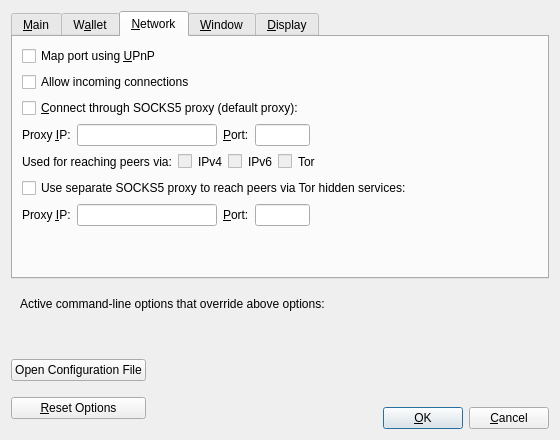
Old version of the form src/qt/forms/optionsdialog.ui in the repository experiencecoin/experiencecoin_legacy.
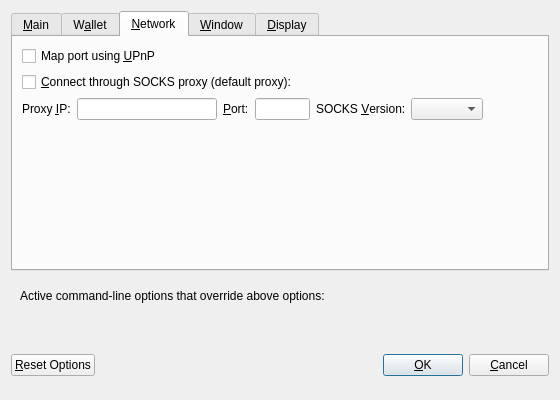
New version of the form. The open tabs and pages were chosen to show the change. Custom widgets are drawn as their Qt base class.

Diff of the .ui file:
```diff
--- a/src/qt/forms/optionsdialog.ui
+++ b/src/qt/forms/optionsdialog.ui
@@ -7,7 +7,7 @@
     <x>0</x>
     <y>0</y>
     <width>560</width>
-    <height>440</height>
+    <height>400</height>
    </rect>
   </property>
   <property name="windowTitle">
@@ -196,23 +196,13 @@
          </property>
         </widget>
        </item>
-       <item>
-        <widget class="QCheckBox" name="allowIncoming">
-         <property name="toolTip">
-          <string>Accept connections from outside</string>
-         </property>
-         <property name="text">
-          <string>Allow incoming connections</string>
-         </property>
-        </widget>
-       </item>
        <item>
         <widget class="QCheckBox" name="connectSocks">
          <property name="toolTip">
           <string>Connect to the  network through a SOCKS5 proxy.</string>
          </property>
          <property name="text">
-          <string>&amp;Connect through SOCKS5 proxy (default proxy):</string>
+          <string>&amp;Connect through SOCKS proxy (default proxy):</string>
          </property>
         </widget>
        </item>
@@ -282,6 +272,26 @@
            </property>
           </widget>
          </item>
+         <item>
+          <widget class="QLabel" name="socksVersionLabel">
+           <property name="text">
+            <string>SOCKS &amp;Version:</string>
+           </property>
+           <property name="textFormat">
+            <enum>Qt::PlainText</enum>
+           </property>
+           <property name="buddy">
+            <cstring>socksVersion</cstring>
+           </property>
+          </widget>
+         </item>
+         <item>
+          <widget class="QValueComboBox" name="socksVersion">
+           <property name="toolTip">
+            <string>SOCKS version of the proxy (e.g. 5)</string>
+           </property>
+          </widget>
+         </item>
          <item>
           <spacer name="horizontalSpacer_1_Network">
            <property name="orientation">
@@ -297,193 +307,6 @@
          </item>
         </layout>
        </item>
-       <item>
-        <layout class="QHBoxLayout" name="horizontalLayout_2_Network">
-         <item>
-          <widget class="QLabel" name="proxyActiveNets">
-           <property name="text">
-            <string>Used for reaching peers via:</string>
-           </property>
-           <property name="textFormat">
-            <enum>Qt::PlainText</enum>
-           </property>
-          </widget>
-         </item>
-         <item>
-          <widget class="QCheckBox" name="proxyReachIPv4">
-           <property name="enabled">
-            <bool>false</bool>
-           </property>
-           <property name="toolTip">
-            <string>Shows if the supplied default SOCKS5 proxy is used to reach peers via this network type.</string>
-           </property>
-           <property name="text">
-            <string/>
-           </property>
-          </widget>
-         </item>
-         <item>
-          <widget class="QLabel" name="proxyReachIPv4Label">
-           <property name="text">
-            <string>IPv4</string>
-           </property>
-           <property name="textFormat">
-            <enum>Qt::PlainText</enum>
-           </property>
-          </widget>
-         </item>
-         <item>
-          <widget class="QCheckBox" name="proxyReachIPv6">
-           <property name="enabled">
-            <bool>false</bool>
-           </property>
-           <property name="toolTip">
-            <string>Shows if the supplied default SOCKS5 proxy is used to reach peers via this network type.</string>
-           </property>
-           <property name="text">
-            <string/>
-           </property>
-          </widget>
-         </item>
-         <item>
-          <widget class="QLabel" name="proxyReachIPv6Label">
-           <property name="text">
-            <string>IPv6</string>
-           </property>
-           <property name="textFormat">
-            <enum>Qt::PlainText</enum>
-           </property>
-          </widget>
-         </item>
-         <item>
-          <widget class="QCheckBox" name="proxyReachTor">
-           <property name="enabled">
-            <bool>false</bool>
-           </property>
-           <property name="toolTip">
-            <string>Shows if the supplied default SOCKS5 proxy is used to reach peers via this network type.</string>
-           </property>
-           <property name="text">
-            <string/>
-           </property>
-          </widget>
-         </item>
-         <item>
-          <widget class="QLabel" name="proxyReachTorLabel">
-           <property name="text">
-            <string>Tor</string>
-           </property>
-           <property name="textFormat">
-            <enum>Qt::PlainText</enum>
-           </property>
-          </widget>
-         </item>
-         <item>
-          <spacer name="horizontalSpacer_2_Network">
-           <property name="orientation">
-            <enum>Qt::Horizontal</enum>
-           </property>
-           <property name="sizeHint" stdset="0">
-            <size>
-             <width>40</width>
-             <height>20</height>
-            </size>
-           </property>
-          </spacer>
-         </item>
-        </layout>
-       </item>
-       <item>
-        <widget class="QCheckBox" name="connectSocksTor">
-         <property name="toolTip">
-          <string>Connect to the Experiencecoin network through a separate SOCKS5 proxy for Tor hidden services.</string>
-         </property>
-         <property name="text">
-          <string>Use separate SOCKS5 proxy to reach peers via Tor hidden services:</string>
-         </property>
-        </widget>
-       </item>
-       <item>
-        <layout class="QHBoxLayout" name="horizontalLayout_3_Network">
-         <item>
-          <widget class="QLabel" name="proxyIpTorLabel">
-           <property name="text">
-            <string>Proxy &amp;IP:</string>
-           </property>
-           <property name="textFormat">
-            <enum>Qt::PlainText</enum>
-           </property>
-           <property name="buddy">
-            <cstring>proxyIpTor</cstring>
-           </property>
-          </widget>
-         </item>
-         <item>
-          <widget class="QValidatedLineEdit" name="proxyIpTor">
-           <property name="minimumSize">
-            <size>
-             <width>140</width>
-             <height>0</height>
-            </size>
-           </property>
-           <property name="maximumSize">
-            <size>
-             <width>140</width>
-             <height>16777215</height>
-            </size>
-           </property>
-           <property name="toolTip">
-            <string>IP address of the proxy (e.g. IPv4: 127.0.0.1 / IPv6: ::1)</string>
-           </property>
-          </widget>
-         </item>
-         <item>
-          <widget class="QLabel" name="proxyPortTorLabel">
-           <property name="text">
-            <string>&amp;Port:</string>
-           </property>
-           <property name="textFormat">
-            <enum>Qt::PlainText</enum>
-           </property>
-           <property name="buddy">
-            <cstring>proxyPortTor</cstring>
-           </property>
-          </widget>
-         </item>
-         <item>
-          <widget class="QLineEdit" name="proxyPortTor">
-           <property name="minimumSize">
-            <size>
-             <width>55</width>
-             <height>0</height>
-            </size>
-           </property>
-           <property name="maximumSize">
-            <size>
-             <width>55</width>
-             <height>16777215</height>
-            </size>
-           </property>
-           <property name="toolTip">
-            <string>Port of the proxy (e.g. 9050)</string>
-           </property>
-          </widget>
-         </item>
-         <item>
-          <spacer name="horizontalSpacer_4_Network">
-           <property name="orientation">
-            <enum>Qt::Horizontal</enum>
-           </property>
-           <property name="sizeHint" stdset="0">
-            <size>
-             <width>40</width>
-             <height>20</height>
-            </size>
-           </property>
-          </spacer>
-         </item>
-        </layout>
-       </item>
        <item>
         <spacer name="verticalSpacer_Network">
          <property name="orientation">
@@ -692,34 +515,17 @@
    <item>
     <layout class="QHBoxLayout" name="horizontalLayout_Buttons">
      <item>
-      <layout class="QVBoxLayout" name="verticalLayout_Buttons">
-       <item>
-        <widget class="QPushButton" name="openBitcoinConfButton">
-         <property name="toolTip">
-          <string>Open the %1 configuration file from the working directory.</string>
-         </property>
-         <property name="text">
-          <string>Open Configuration File</string>
-         </property>
-         <property name="autoDefault">
-          <bool>false</bool>
-         </property>
-        </widget>
-       </item>
-       <item>
-        <widget class="QPushButton" name="resetButton">
-         <property name="toolTip">
-          <string>Reset all client options to default.</string>
-         </property>
-         <property name="text">
-          <string>&amp;Reset Options</string>
-         </property>
-         <property name="autoDefault">
-          <bool>false</bool>
-         </property>
-        </widget>
-       </item>
-      </layout>
+      <widget class="QPushButton" name="resetButton">
+       <property name="toolTip">
+        <string>Reset all client options to default.</string>
+       </property>
+       <property name="text">
+        <string>&amp;Reset Options</string>
+       </property>
+       <property name="autoDefault">
+        <bool>false</bool>
+       </property>
+      </widget>
      </item>
      <item>
       <spacer name="horizontalSpacer_1">
@@ -773,54 +579,33 @@
       </spacer>
      </item>
      <item>
-      <layout class="QVBoxLayout" name="verticalLayout_4">
-       <item>
-        <spacer name="verticalSpacer">
-         <property name="orientation">
-          <enum>Qt::Vertical</enum>
-         </property>
-         <property name="sizeHint" stdset="0">
-          <size>
-           <width>20</width>
-           <height>40</height>
-          </size>
-         </property>
-        </spacer>
-       </item>
-       <item>
-        <layout class="QHBoxLayout" name="horizontalLayout">
-         <item>
-          <widget class="QPushButton" name="okButton">
-           <property name="text">
-            <string>&amp;OK</string>
-           </property>
-           <property name="autoDefault">
-            <bool>false</bool>
-           </property>
-           <property name="default">
-            <bool>true</bool>
-           </property>
-          </widget>
-         </item>
-         <item>
-          <widget class="QPushButton" name="cancelButton">
-           <property name="text">
-            <string>&amp;Cancel</string>
-           </property>
-           <property name="autoDefault">
-            <bool>false</bool>
-           </property>
-          </widget>
-         </item>
-        </layout>
-       </item>
-      </layout>
+      <widget class="QPushButton" name="okButton">
+       <property name="text">
+        <string>&amp;OK</string>
+       </property>
+      </widget>
+     </item>
+     <item>
+      <widget class="QPushButton" name="cancelButton">
+       <property name="text">
+        <string>&amp;Cancel</string>
+       </property>
+       <property name="autoDefault">
+        <bool>false</bool>
+       </property>
+      </widget>
      </item>
     </layout>
    </item>
   </layout>
  </widget>
  <customwidgets>
+  <customwidget>
+   <class>BitcoinAmountField</class>
+   <extends>QLineEdit</extends>
+   <header>bitcoinamountfield.h</header>
+   <container>1</container>
+  </customwidget>
   <customwidget>
    <class>QValidatedLineEdit</class>
    <extends>QLineEdit</extends>
```
Left out of the diff: 102 changed lines with no effect on the pictures.
